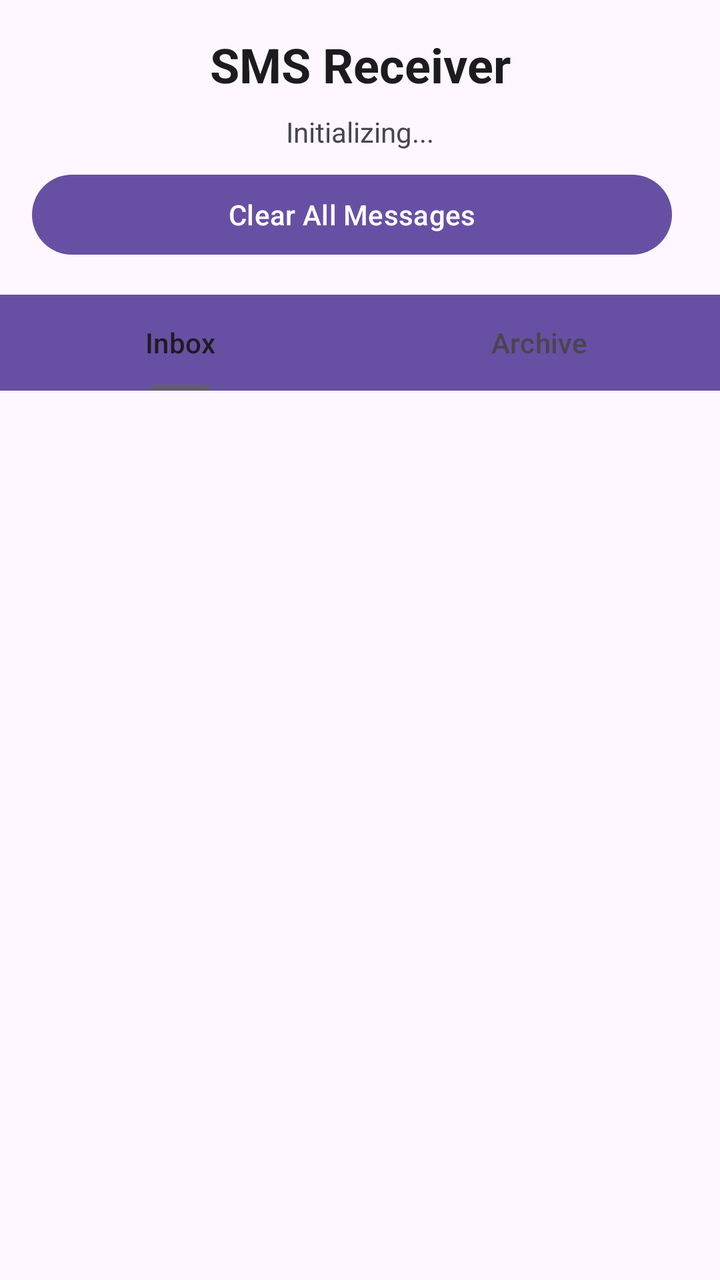
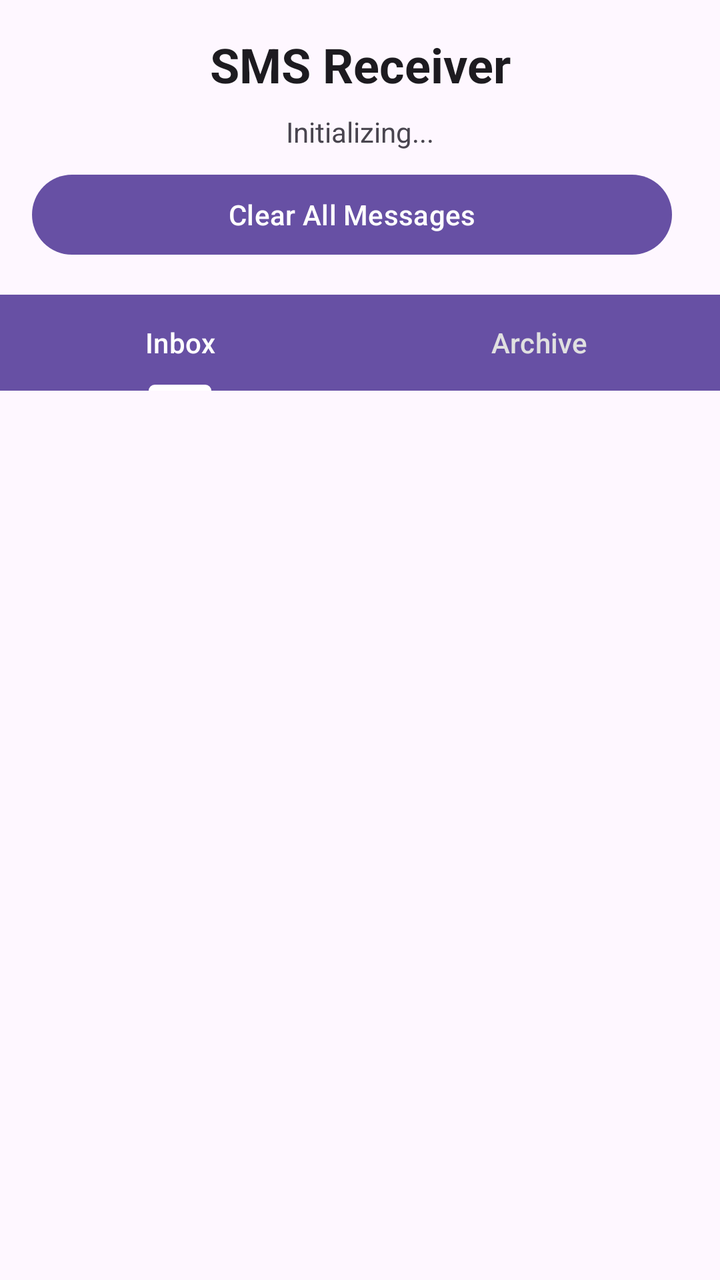

The first picture is an Android layout as it rendered before a commit; the second is the same layout after the commit. The layout source and the unified diff follow.
<!-- AndroidManifest.xml: application theme Theme.Material3.DayNight -->
<!-- res/layout/activity_main.xml -->
<?xml version="1.0" encoding="utf-8"?>
<LinearLayout xmlns:android="http://schemas.android.com/apk/res/android"
    xmlns:app="http://schemas.android.com/apk/res-auto"
    android:layout_width="match_parent"
    android:layout_height="match_parent"
    android:orientation="vertical">

    <LinearLayout
        android:layout_width="match_parent"
        android:layout_height="wrap_content"
        android:orientation="vertical"
        android:padding="16dp">

        <TextView
            android:id="@+id/titleText"
            android:layout_width="match_parent"
            android:layout_height="wrap_content"
            android:text="@string/app_name"
            android:textSize="24sp"
            android:textStyle="bold"
            android:textColor="?android:attr/textColorPrimary"
            android:gravity="center"
            android:paddingBottom="8dp" />

        <TextView
            android:id="@+id/statusText"
            android:layout_width="match_parent"
            android:layout_height="wrap_content"
            android:text="Initializing..."
            android:textSize="14sp"
            android:textColor="?android:attr/textColorSecondary"
            android:gravity="center"
            android:paddingBottom="8dp" />

        <LinearLayout
            android:layout_width="match_parent"
            android:layout_height="wrap_content"
            android:orientation="horizontal">

            <Button
                android:id="@+id/clearButton"
                android:layout_width="0dp"
                android:layout_height="wrap_content"
                android:layout_weight="1"
                android:text="Clear All Messages"
                android:layout_marginEnd="8dp" />

            <Button
                android:id="@+id/deleteButton"
                android:layout_width="0dp"
                android:layout_height="wrap_content"
                android:layout_weight="1"
                android:text="Delete Selected"
                android:visibility="gone"
                android:backgroundTint="#F44336" />

        </LinearLayout>

    </LinearLayout>

    <com.google.android.material.tabs.TabLayout
        android:id="@+id/tabLayout"
        android:layout_width="match_parent"
        android:layout_height="wrap_content"
        android:background="?android:attr/colorPrimary"
        app:tabTextColor="?android:attr/textColorSecondary"
        app:tabSelectedTextColor="?android:attr/textColorPrimary"
        app:tabIndicatorColor="?android:attr/colorAccent">

        <com.google.android.material.tabs.TabItem
            android:layout_width="wrap_content"
            android:layout_height="wrap_content"
            android:text="Inbox" />

        <com.google.android.material.tabs.TabItem
            android:layout_width="wrap_content"
            android:layout_height="wrap_content"
            android:text="Archive" />

    </com.google.android.material.tabs.TabLayout>

    <androidx.recyclerview.widget.RecyclerView
        android:id="@+id/recyclerView"
        android:layout_width="match_parent"
        android:layout_height="0dp"
        android:layout_weight="1"
        android:clipToPadding="false"
        android:padding="8dp" />

</LinearLayout>
<!-- resources referenced by this layout -->
<resources>
  <string name="app_name">SMS Receiver</string>
</resources>

<!-- the commit's change to res/layout/activity_main.xml (unified diff, before → after) -->
@@ -63,9 +63,9 @@
         android:layout_width="match_parent"
         android:layout_height="wrap_content"
         android:background="?android:attr/colorPrimary"
-        app:tabTextColor="?android:attr/textColorSecondary"
-        app:tabSelectedTextColor="?android:attr/textColorPrimary"
-        app:tabIndicatorColor="?android:attr/colorAccent">
+        app:tabTextColor="#E0E0E0"
+        app:tabSelectedTextColor="#FFFFFF"
+        app:tabIndicatorColor="#FFFFFF">
 
         <com.google.android.material.tabs.TabItem
             android:layout_width="wrap_content"
